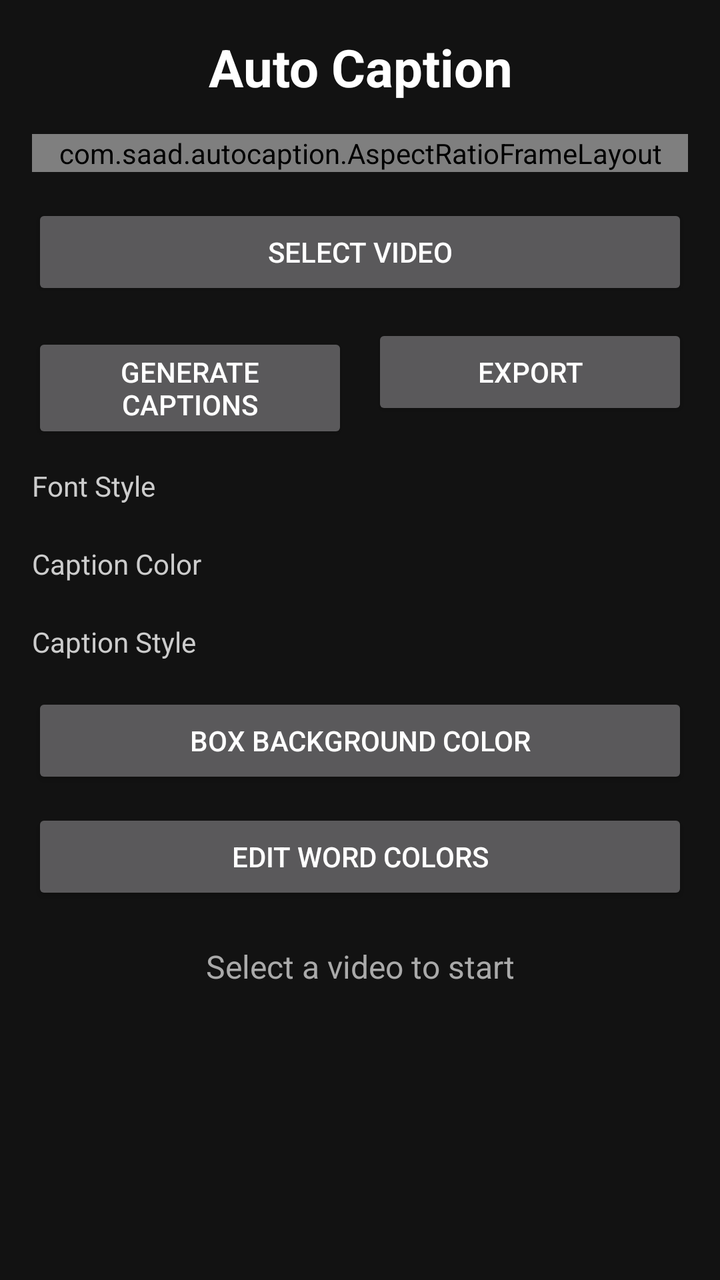
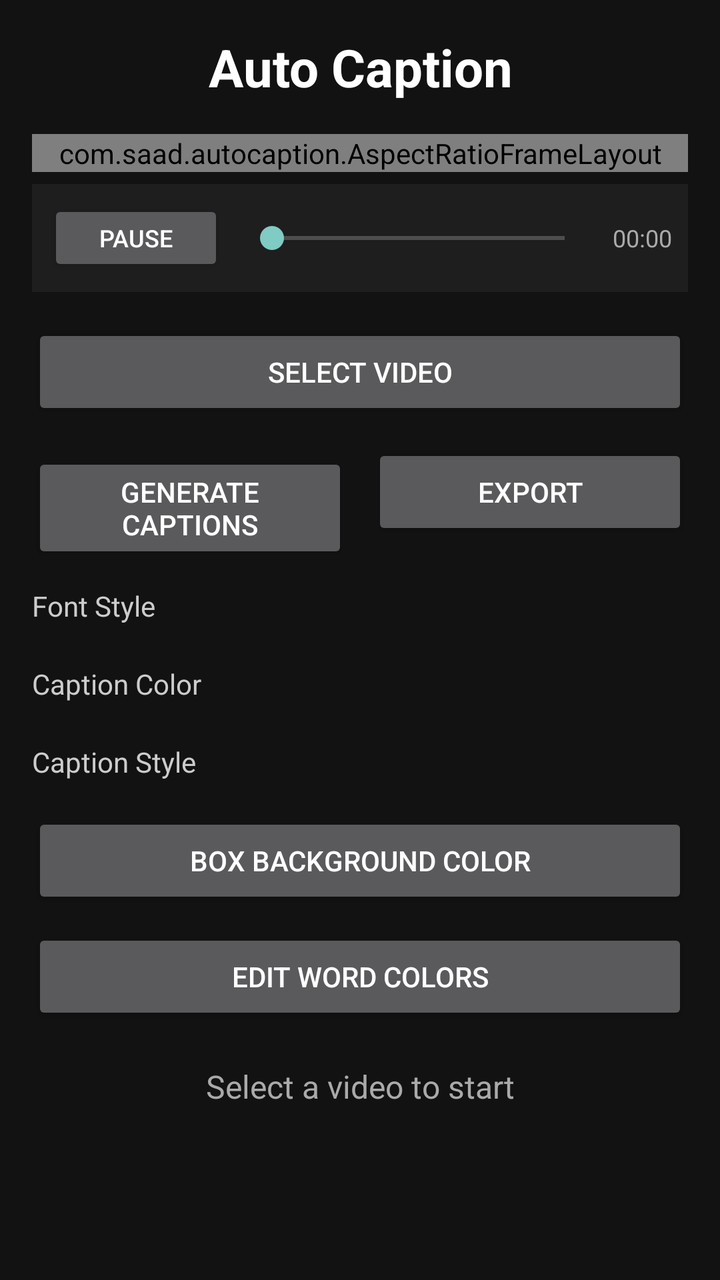

Two renders of the same Android screen: before a commit and after it. Below are the layout's source before the change and the commit's diff.
<!-- AndroidManifest.xml: application theme Theme.AppCompat -->
<!-- res/layout/layout_main.xml -->
<?xml version="1.0" encoding="utf-8"?>
<ScrollView
    xmlns:android="http://schemas.android.com/apk/res/android"
    android:layout_width="match_parent"
    android:layout_height="match_parent"
    android:background="#121212">

    <LinearLayout
        android:layout_width="match_parent"
        android:layout_height="wrap_content"
        android:orientation="vertical"
        android:padding="16dp">

        <TextView
            android:layout_width="match_parent"
            android:layout_height="wrap_content"
            android:text="Auto Caption"
            android:textSize="26sp"
            android:textStyle="bold"
            android:textColor="#FFFFFF"
            android:gravity="center"
            android:layout_marginBottom="16dp" />

        <com.saad.autocaption.AspectRatioFrameLayout
            android:id="@+id/videoPreviewContainer"
            android:layout_width="match_parent"
            android:layout_height="wrap_content"
            android:background="#000000">

            <SurfaceView
                android:id="@+id/videoSurface"
                android:layout_width="match_parent"
                android:layout_height="match_parent" />

            <FrameLayout
                android:id="@+id/captionLayer"
                android:layout_width="match_parent"
                android:layout_height="match_parent">

                <TextView
                    android:id="@+id/wordSlotBefore"
                    android:layout_width="wrap_content"
                    android:layout_height="wrap_content"
                    android:layout_gravity="bottom|center_horizontal"
                    android:textColor="#CCCCCC"
                    android:textSize="22sp"
                    android:padding="4dp" />

                <TextView
                    android:id="@+id/wordSlotActive"
                    android:layout_width="wrap_content"
                    android:layout_height="wrap_content"
                    android:layout_gravity="bottom|center_horizontal"
                    android:textColor="#FFFFFF"
                    android:textStyle="bold"
                    android:textSize="22sp"
                    android:padding="4dp" />

                <TextView
                    android:id="@+id/wordSlotAfter"
                    android:layout_width="wrap_content"
                    android:layout_height="wrap_content"
                    android:layout_gravity="bottom|center_horizontal"
                    android:textColor="#CCCCCC"
                    android:textSize="22sp"
                    android:padding="4dp" />

            </FrameLayout>

        </com.saad.autocaption.AspectRatioFrameLayout>

        <Button
            android:id="@+id/selectVideoButton"
            android:layout_width="match_parent"
            android:layout_height="wrap_content"
            android:text="Select Video"
            android:layout_marginTop="16dp" />

        <LinearLayout
            android:layout_width="match_parent"
            android:layout_height="wrap_content"
            android:orientation="horizontal"
            android:layout_marginTop="12dp">

            <Button
                android:id="@+id/generateCaptionsButton"
                android:layout_width="0dp"
                android:layout_height="wrap_content"
                android:layout_weight="1"
                android:layout_marginEnd="6dp"
                android:text="Generate Captions" />

            <Button
                android:id="@+id/exportButton"
                android:layout_width="0dp"
                android:layout_height="wrap_content"
                android:layout_weight="1"
                android:layout_marginStart="6dp"
                android:text="Export" />

        </LinearLayout>

        <TextView
            android:layout_width="wrap_content"
            android:layout_height="wrap_content"
            android:text="Font Style"
            android:textColor="#CCCCCC"
            android:textSize="14sp"
            android:layout_marginTop="16dp" />

        <Spinner
            android:id="@+id/fontStyleSpinner"
            android:layout_width="match_parent"
            android:layout_height="wrap_content"
            android:background="#1E1E1E"
            android:popupBackground="#1E1E1E"
            android:layout_marginTop="4dp" />

        <TextView
            android:layout_width="wrap_content"
            android:layout_height="wrap_content"
            android:text="Caption Color"
            android:textColor="#CCCCCC"
            android:textSize="14sp"
            android:layout_marginTop="16dp" />

        <Spinner
            android:id="@+id/captionColorSpinner"
            android:layout_width="match_parent"
            android:layout_height="wrap_content"
            android:background="#1E1E1E"
            android:popupBackground="#1E1E1E"
            android:layout_marginTop="4dp" />

        <TextView
            android:layout_width="wrap_content"
            android:layout_height="wrap_content"
            android:text="Caption Style"
            android:textColor="#CCCCCC"
            android:textSize="14sp"
            android:layout_marginTop="16dp" />

        <Spinner
            android:id="@+id/captionStyleSpinner"
            android:layout_width="match_parent"
            android:layout_height="wrap_content"
            android:background="#1E1E1E"
            android:popupBackground="#1E1E1E"
            android:layout_marginTop="4dp" />

        
        <Button
            android:id="@+id/boxColorButton"
            android:layout_width="match_parent"
            android:layout_height="wrap_content"
            android:text="Box Background Color"
            android:layout_marginTop="12dp" />

        
        <Button
            android:id="@+id/editWordColorsButton"
            android:layout_width="match_parent"
            android:layout_height="wrap_content"
            android:text="Edit Word Colors"
            android:layout_marginTop="10dp" />

        <TextView
            android:id="@+id/statusText"
            android:layout_width="match_parent"
            android:layout_height="wrap_content"
            android:text="Select a video to start"
            android:textSize="16sp"
            android:textColor="#AAAAAA"
            android:gravity="center"
            android:layout_marginTop="20dp" />

    </LinearLayout>

</ScrollView>
<!-- resources referenced by this layout -->
<resources>

</resources>

<!-- the commit's change to res/layout/layout_main.xml (unified diff, before → after) -->
@@ -69,6 +69,42 @@
 
         </com.saad.autocaption.AspectRatioFrameLayout>
 
+        
+        <LinearLayout
+            android:id="@+id/playerControlLayout"
+            android:layout_width="match_parent"
+            android:layout_height="wrap_content"
+            android:orientation="horizontal"
+            android:gravity="center_vertical"
+            android:padding="8dp"
+            android:background="#1E1E1E"
+            android:layout_marginTop="6dp">
+
+            <Button
+                android:id="@+id/playPauseButton"
+                android:layout_width="wrap_content"
+                android:layout_height="38dp"
+                android:text="Pause"
+                android:textSize="12sp"
+                android:textColor="#FFFFFF" />
+
+            <SeekBar
+                android:id="@+id/videoSeekBar"
+                android:layout_width="0dp"
+                android:layout_height="wrap_content"
+                android:layout_weight="1"
+                android:layout_marginStart="8dp"
+                android:layout_marginEnd="8dp" />
+
+            <TextView
+                android:id="@+id/timeText"
+                android:layout_width="wrap_content"
+                android:layout_height="wrap_content"
+                android:text="00:00"
+                android:textColor="#AAAAAA"
+                android:textSize="12sp" />
+        </LinearLayout>
+
         <Button
             android:id="@+id/selectVideoButton"
             android:layout_width="match_parent"
@@ -148,7 +184,6 @@
             android:popupBackground="#1E1E1E"
             android:layout_marginTop="4dp" />
 
-        
         <Button
             android:id="@+id/boxColorButton"
             android:layout_width="match_parent"
@@ -156,7 +191,6 @@
             android:text="Box Background Color"
             android:layout_marginTop="12dp" />
 
-        
         <Button
             android:id="@+id/editWordColorsButton"
             android:layout_width="match_parent"
@@ -175,5 +209,4 @@
             android:layout_marginTop="20dp" />
 
     </LinearLayout>
-
 </ScrollView>
